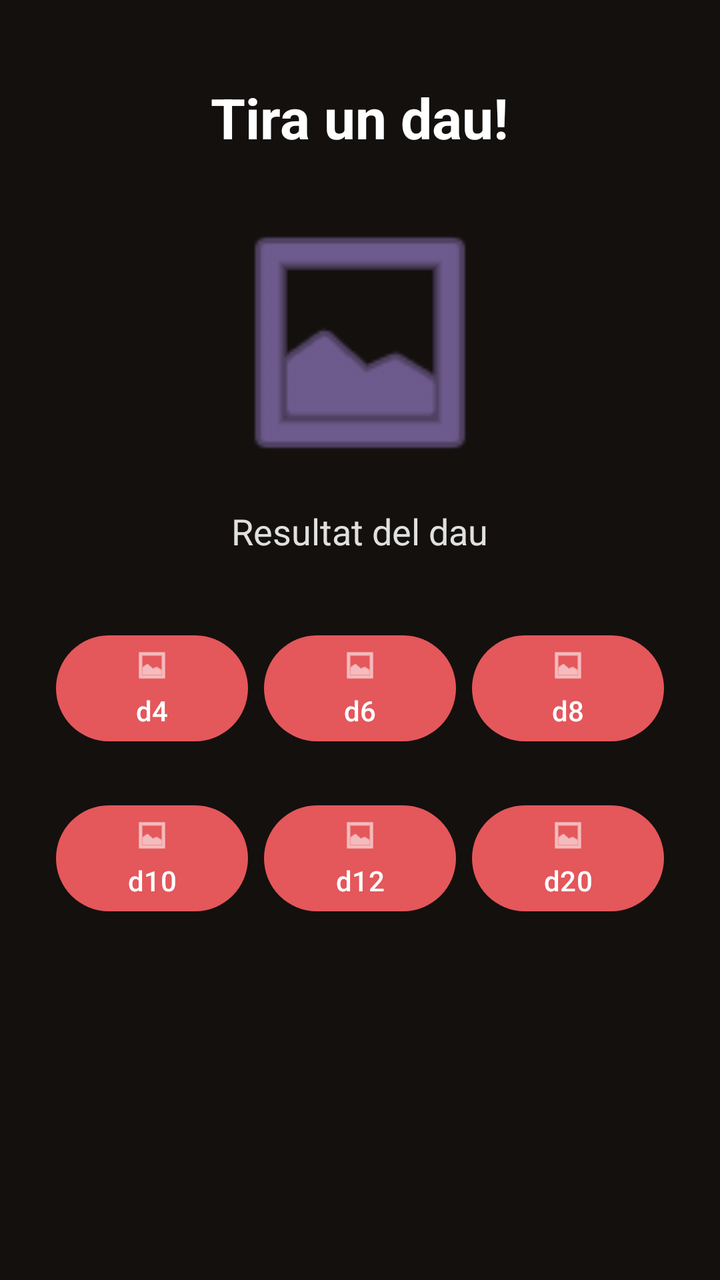
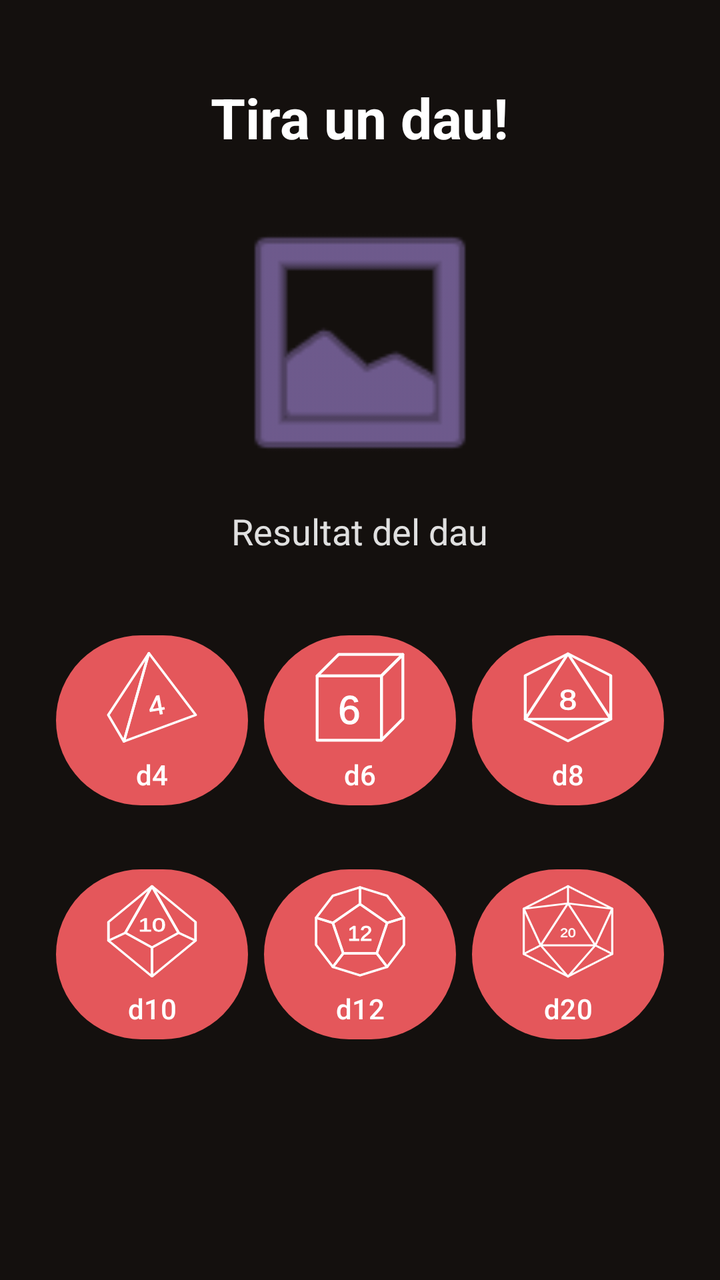

Compare the two renders of this Android layout. The source of the first and the diff that turns it into the second are given below.
<!-- AndroidManifest.xml: application theme Theme.DnDiceCompanion -->
<!-- res/layout/fragment_daus.xml -->
<?xml version="1.0" encoding="utf-8"?>
<LinearLayout xmlns:android="http://schemas.android.com/apk/res/android"
    xmlns:app="http://schemas.android.com/apk/res-auto"
    xmlns:tools="http://schemas.android.com/tools"
    android:id="@+id/main"
    android:layout_width="match_parent"
    android:layout_height="match_parent"
    android:orientation="vertical"
    android:gravity="center_horizontal"
    android:padding="24dp"
    android:background="@color/fons_fosc"
    tools:context=".MainActivity">

    <TextView
        android:id="@+id/tv_title"
        android:layout_width="wrap_content"
        android:layout_height="wrap_content"
        android:layout_marginTop="16dp"
        android:layout_marginBottom="24dp"
        android:gravity="center"
        android:text="@string/roll_dice_title"
        android:textColor="@color/text_principal_fosc"
        android:textSize="28sp"
        android:textStyle="bold" />

    <LinearLayout
        android:id="@+id/layout_upper_section"
        android:layout_width="match_parent"
        android:layout_height="wrap_content"
        android:orientation="vertical"
        android:gravity="center"
        android:layout_marginBottom="32dp">

        <ImageView
            android:id="@+id/iv_dice_image"
            android:layout_width="140dp"
            android:layout_height="140dp"
            android:layout_gravity="center_horizontal"
            android:layout_marginBottom="12dp"
            android:contentDescription="@string/dice_image_desc"
            android:src="@android:drawable/ic_menu_gallery"
            app:tint="@color/accent_arca_fosc" />

        <TextView
            android:id="@+id/tv_dice_result"
            android:layout_width="wrap_content"
            android:layout_height="wrap_content"
            android:layout_gravity="center_horizontal"
            android:gravity="center"
            android:text="@string/dice_result_placeholder"
            android:textColor="@color/text_secundari_fosc"
            android:textSize="18sp" />
    </LinearLayout>

    <LinearLayout
        android:id="@+id/layout_buttons_container"
        android:layout_width="match_parent"
        android:layout_height="wrap_content"
        android:orientation="vertical"
        android:gravity="center">

        <LinearLayout
            android:id="@+id/layout_row1"
            android:layout_width="match_parent"
            android:layout_height="wrap_content"
            android:orientation="horizontal"
            android:gravity="center"
            android:layout_marginBottom="16dp">

            <com.google.android.material.button.MaterialButton
                android:id="@+id/btn_d4"
                android:layout_width="0dp"
                android:layout_height="wrap_content"
                android:layout_weight="1"
                android:layout_margin="4dp"
                android:text="@string/d4"
                android:contentDescription="@string/d4"
                android:textColor="@color/text_principal_fosc"
                app:backgroundTint="@color/primari_roig_brasa_fosc"
                app:icon="@android:drawable/ic_menu_gallery"
                app:iconGravity="top"
                app:iconPadding="4dp" />

            <com.google.android.material.button.MaterialButton
                android:id="@+id/btn_d6"
                android:layout_width="0dp"
                android:layout_height="wrap_content"
                android:layout_weight="1"
                android:layout_margin="4dp"
                android:text="@string/d6"
                android:contentDescription="@string/d6"
                android:textColor="@color/text_principal_fosc"
                app:backgroundTint="@color/primari_roig_brasa_fosc"
                app:icon="@android:drawable/ic_menu_gallery"
                app:iconGravity="top"
                app:iconPadding="4dp" />

            <com.google.android.material.button.MaterialButton
                android:id="@+id/btn_d8"
                android:layout_width="0dp"
                android:layout_height="wrap_content"
                android:layout_weight="1"
                android:layout_margin="4dp"
                android:text="@string/d8"
                android:contentDescription="@string/d8"
                android:textColor="@color/text_principal_fosc"
                app:backgroundTint="@color/primari_roig_brasa_fosc"
                app:icon="@android:drawable/ic_menu_gallery"
                app:iconGravity="top"
                app:iconPadding="4dp" />

        </LinearLayout>

        <LinearLayout
            android:id="@+id/layout_row2"
            android:layout_width="match_parent"
            android:layout_height="wrap_content"
            android:orientation="horizontal"
            android:gravity="center">

            <com.google.android.material.button.MaterialButton
                android:id="@+id/btn_d10"
                android:layout_width="0dp"
                android:layout_height="wrap_content"
                android:layout_weight="1"
                android:layout_margin="4dp"
                android:text="@string/d10"
                android:contentDescription="@string/d10"
                android:textColor="@color/text_principal_fosc"
                app:backgroundTint="@color/primari_roig_brasa_fosc"
                app:icon="@android:drawable/ic_menu_gallery"
                app:iconGravity="top"
                app:iconPadding="4dp" />

            <com.google.android.material.button.MaterialButton
                android:id="@+id/btn_d12"
                android:layout_width="0dp"
                android:layout_height="wrap_content"
                android:layout_weight="1"
                android:layout_margin="4dp"
                android:text="@string/d12"
                android:contentDescription="@string/d12"
                android:textColor="@color/text_principal_fosc"
                app:backgroundTint="@color/primari_roig_brasa_fosc"
                app:icon="@android:drawable/ic_menu_gallery"
                app:iconGravity="top"
                app:iconPadding="4dp" />

            <com.google.android.material.button.MaterialButton
                android:id="@+id/btn_d20"
                android:layout_width="0dp"
                android:layout_height="wrap_content"
                android:layout_weight="1"
                android:layout_margin="4dp"
                android:text="@string/d20"
                android:contentDescription="@string/d20"
                android:textColor="@color/text_principal_fosc"
                app:backgroundTint="@color/primari_roig_brasa_fosc"
                app:icon="@android:drawable/ic_menu_gallery"
                app:iconGravity="top"
                app:iconPadding="4dp" />

        </LinearLayout>

    </LinearLayout>

</LinearLayout>
<!-- resources referenced by this layout -->
<resources>
  <!-- unchanged entries left out for length: 16 -->
</resources>

<!-- the commit's change to res/layout/fragment_daus.xml (unified diff, before → after) -->
@@ -77,7 +77,8 @@
                 android:contentDescription="@string/d4"
                 android:textColor="@color/text_principal_fosc"
                 app:backgroundTint="@color/primari_roig_brasa_fosc"
-                app:icon="@android:drawable/ic_menu_gallery"
+                app:icon="@drawable/dice4"
+                app:iconSize="50dp"
                 app:iconGravity="top"
                 app:iconPadding="4dp" />
 
@@ -91,7 +92,8 @@
                 android:contentDescription="@string/d6"
                 android:textColor="@color/text_principal_fosc"
                 app:backgroundTint="@color/primari_roig_brasa_fosc"
-                app:icon="@android:drawable/ic_menu_gallery"
+                app:icon="@drawable/dice6"
+                app:iconSize="50dp"
                 app:iconGravity="top"
                 app:iconPadding="4dp" />
 
@@ -105,7 +107,8 @@
                 android:contentDescription="@string/d8"
                 android:textColor="@color/text_principal_fosc"
                 app:backgroundTint="@color/primari_roig_brasa_fosc"
-                app:icon="@android:drawable/ic_menu_gallery"
+                app:icon="@drawable/dice8"
+                app:iconSize="50dp"
                 app:iconGravity="top"
                 app:iconPadding="4dp" />
 
@@ -128,7 +131,8 @@
                 android:contentDescription="@string/d10"
                 android:textColor="@color/text_principal_fosc"
                 app:backgroundTint="@color/primari_roig_brasa_fosc"
-                app:icon="@android:drawable/ic_menu_gallery"
+                app:icon="@drawable/dice10"
+                app:iconSize="50dp"
                 app:iconGravity="top"
                 app:iconPadding="4dp" />
 
@@ -142,7 +146,8 @@
                 android:contentDescription="@string/d12"
                 android:textColor="@color/text_principal_fosc"
                 app:backgroundTint="@color/primari_roig_brasa_fosc"
-                app:icon="@android:drawable/ic_menu_gallery"
+                app:icon="@drawable/dice12"
+                app:iconSize="50dp"
                 app:iconGravity="top"
                 app:iconPadding="4dp" />
 
@@ -156,7 +161,8 @@
                 android:contentDescription="@string/d20"
                 android:textColor="@color/text_principal_fosc"
                 app:backgroundTint="@color/primari_roig_brasa_fosc"
-                app:icon="@android:drawable/ic_menu_gallery"
+                app:icon="@drawable/dice20"
+                app:iconSize="50dp"
                 app:iconGravity="top"
                 app:iconPadding="4dp" />
 
<!-- resource entries referenced after the edit -->
@@ -1,5 +1,96 @@
 <!-- resources referenced by this layout -->
 <resources>
+  <!-- drawable dice10: vector/xml drawable (drawable, 2112 chars, omitted) -->
+  <!-- drawable dice12: vector/xml drawable (drawable, 2580 chars, omitted) -->
+  <!-- drawable dice20: vector/xml drawable (drawable, 3955 chars, omitted) -->
+  <!-- drawable dice4 (drawable) -->
+  <vector xmlns:android="http://schemas.android.com/apk/res/android"
+      android:width="320dp"
+      android:height="340dp"
+      android:viewportWidth="160"
+      android:viewportHeight="170">
+    <path
+        android:pathData="M75,10L35,160L150,115Z"
+        android:strokeLineJoin="round"
+        android:strokeWidth="4"
+        android:fillColor="#00000000"
+        android:strokeColor="#000000"
+        android:strokeLineCap="round"/>
+    <path
+        android:pathData="M75,10L10,115L35,160Z"
+        android:strokeLineJoin="round"
+        android:strokeWidth="4"
+        android:fillColor="#00000000"
+        android:strokeColor="#000000"
+        android:strokeLineCap="round"/>
+    <path
+        android:pathData="M95.51,105.98 L96.76,113.03 93,113.7 91.75,106.64 77.06,109.23 76.52,106.13 87.08,82.6 91.26,81.87 94.96,102.84 99.34,102.06 99.89,105.21ZM88.29,87.02Q88.27,87.16 87.88,88.3Q87.49,89.44 87.27,89.91L81.36,103.09L80.46,104.94L80.18,105.44L91.2,103.5Z"
+        android:strokeLineJoin="round"
+        android:strokeWidth="1.2"
+        android:fillColor="#000000"
+        android:strokeColor="#000000"/>
+  </vector>
+  <!-- drawable dice6 (drawable) -->
+  <vector xmlns:android="http://schemas.android.com/apk/res/android"
+      android:width="280dp"
+      android:height="280dp"
+      android:viewportWidth="140"
+      android:viewportHeight="140">
+    <path
+        android:pathData="M10,40L100,40L100,130L10,130Z"
+        android:strokeLineJoin="round"
+        android:strokeWidth="4"
+        android:fillColor="#00000000"
+        android:strokeColor="#000000"
+        android:strokeLineCap="round"/>
+    <path
+        android:pathData="M10,40L100,40L130,10L40,10Z"
+        android:strokeLineJoin="round"
+        android:strokeWidth="4"
+        android:fillColor="#00000000"
+        android:strokeColor="#000000"
+        android:strokeLineCap="round"/>
+    <path
+        android:pathData="M100,40L130,10L130,100L100,130Z"
+        android:strokeLineJoin="round"
+        android:strokeWidth="4"
+        android:fillColor="#00000000"
+        android:strokeColor="#000000"
+        android:strokeLineCap="round"/>
+    <path
+        android:pathData="M68.11,94.39Q68.11,100.49 64.8,104.02Q61.49,107.55 55.67,107.55Q49.16,107.55 45.72,102.71Q42.27,97.87 42.27,88.62Q42.27,78.62 45.85,73.26Q49.44,67.9 56.05,67.9Q64.78,67.9 67.04,75.75L62.34,76.59Q60.89,71.89 56,71.89Q51.79,71.89 49.48,75.81Q47.17,79.74 47.17,87.18Q48.51,84.69 50.94,83.39Q53.37,82.09 56.52,82.09Q61.85,82.09 64.98,85.43Q68.11,88.76 68.11,94.39ZM63.11,94.61Q63.11,90.43 61.06,88.16Q59.01,85.89 55.34,85.89Q51.9,85.89 49.78,87.9Q47.66,89.91 47.66,93.44Q47.66,97.89 49.86,100.74Q52.06,103.58 55.51,103.58Q59.06,103.58 61.08,101.19Q63.11,98.8 63.11,94.61Z"
+        android:strokeLineJoin="round"
+        android:strokeWidth="1.2"
+        android:fillColor="#000000"
+        android:strokeColor="#000000"/>
+  </vector>
+  <!-- drawable dice8 (drawable) -->
+  <vector xmlns:android="http://schemas.android.com/apk/res/android"
+      android:width="276dp"
+      android:height="312dp"
+      android:viewportWidth="138"
+      android:viewportHeight="156">
+    <path
+        android:pathData="M69,10L128,44L128,112L69,146L10,112L10,44Z"
+        android:strokeLineJoin="round"
+        android:strokeWidth="4"
+        android:fillColor="#00000000"
+        android:strokeColor="#000000"
+        android:strokeLineCap="round"/>
+    <path
+        android:pathData="M69,10L128,112L10,112Z"
+        android:strokeLineJoin="round"
+        android:strokeWidth="4"
+        android:fillColor="#00000000"
+        android:strokeColor="#000000"
+        android:strokeLineCap="round"/>
+    <path
+        android:pathData="M79.32,88.56Q79.32,92.75 76.66,95.09Q74,97.43 69.01,97.43Q64.16,97.43 61.42,95.13Q58.68,92.83 58.68,88.6Q58.68,85.63 60.37,83.62Q62.07,81.6 64.71,81.17L64.71,81.08Q62.24,80.5 60.81,78.57Q59.39,76.63 59.39,74.03Q59.39,70.57 61.97,68.43Q64.56,66.28 68.92,66.28Q73.39,66.28 75.98,68.38Q78.57,70.49 78.57,74.08Q78.57,76.68 77.13,78.61Q75.69,80.54 73.2,81.04L73.2,81.12Q76.1,81.6 77.71,83.58Q79.32,85.57 79.32,88.56ZM74.55,74.29Q74.55,69.16 68.92,69.16Q66.2,69.16 64.77,70.45Q63.34,71.73 63.34,74.29Q63.34,76.89 64.81,78.25Q66.28,79.62 68.97,79.62Q71.7,79.62 73.12,78.36Q74.55,77.11 74.55,74.29ZM75.31,88.19Q75.31,85.38 73.63,83.95Q71.95,82.52 68.92,82.52Q65.98,82.52 64.33,84.06Q62.67,85.59 62.67,88.28Q62.67,94.53 69.05,94.53Q72.21,94.53 73.76,93.01Q75.31,91.5 75.31,88.19Z"
+        android:strokeLineJoin="round"
+        android:strokeWidth="1.2"
+        android:fillColor="#000000"
+        android:strokeColor="#000000"/>
+  </vector>
   <!-- unchanged entries left out for length: 16 -->
 </resources>
 
